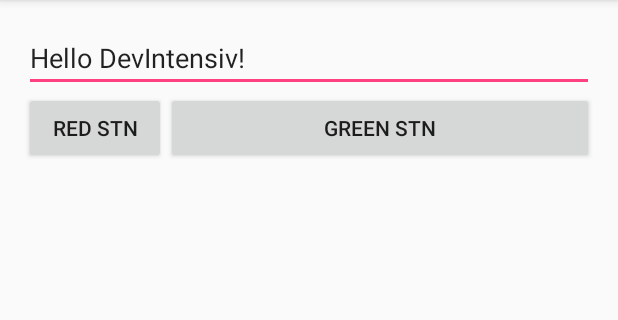
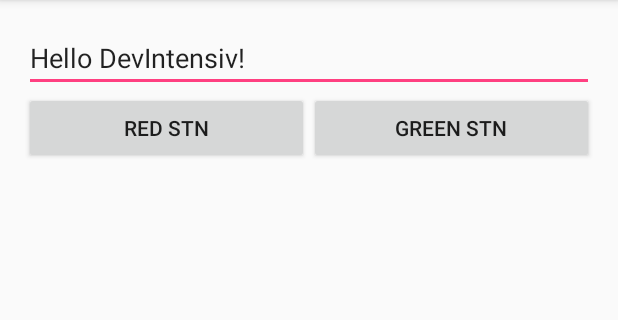
Before and after one commit to luminiks/DevIntensive, an Android app: the screen it shows after launch (MainActivity), on a phone screen of 412 x 824 dp, the part 84-404 px from its top. Run offline under Robolectric (Android 15) with nearby library versions, the phone set to English and light mode, and no system bars; 1 statement that could not run was skipped.

Commit message:
buttons with colors

```diff
--- a/app/src/main/java/com/softdesign/devintensive/ui/activities/MainActivity.java
+++ b/app/src/main/java/com/softdesign/devintensive/ui/activities/MainActivity.java
@@ -1,15 +1,23 @@
 package com.softdesign.devintensive.ui.activities;
 
+import android.graphics.Color;
 import android.support.v7.app.AppCompatActivity;
 import android.os.Bundle;
 import android.util.Log;
+import android.view.View;
+import android.widget.Button;
+import android.widget.EditText;
 
 import com.softdesign.devintensive.R;
 import com.softdesign.devintensive.utils.ConstantManager;
 
-public class MainActivity extends AppCompatActivity {
+public class MainActivity extends AppCompatActivity implements View.OnClickListener{
 
     private static final String TAG = ConstantManager.TAG_PREFIX + "Main Activity";
+
+    protected EditText mEditText;
+    protected Button mRedButton, mGreenButton;
+    protected String mColorMode;
 
     /**
      * Метод вызывыется при создании активити (после изменения конфигурации/возврата к тукущкй
@@ -30,6 +38,13 @@ public class MainActivity extends AppCompatActivity {
         super.onCreate(savedInstanceState);
         setContentView(R.layout.activity_main);
         Log.d(TAG, "onCreate");
+
+        mRedButton = (Button) findViewById(R.id.red_btn);
+        mGreenButton = (Button) findViewById(R.id.green_btn);
+        mEditText = (EditText) findViewById(R.id.textView);
+
+        mRedButton.setOnClickListener(this); // обработчик собития (нажатие)
+        mGreenButton.setOnClickListener(this);
 
         if (savedInstanceState == null){
             // активити запускатеся впевые
@@ -107,4 +122,17 @@ public class MainActivity extends AppCompatActivity {
         super.onRestart();
         Log.d(TAG, "onRestart");
     }
+
+    @Override
+    public void onClick(View v) {
+        switch (v.getId()){
+            case R.id.green_btn:
+                mEditText.setBackgroundColor(Color.GREEN);
+                break;
+            case R.id.red_btn:
+                mEditText.setBackgroundColor(Color.RED);
+                break;
+
+        }
+    }
 }
--- a/app/src/main/res/layout/activity_main.xml
+++ b/app/src/main/res/layout/activity_main.xml
@@ -14,16 +14,18 @@
         android:layout_width="match_parent"
         android:layout_height="wrap_content"
         android:orientation="vertical">
+
         <LinearLayout
             android:layout_width="match_parent"
             android:layout_height="wrap_content"
             android:orientation="horizontal">
-        <EditText
-            android:layout_width="match_parent"
-            android:layout_height="wrap_content"
-            android:text="Hello DevIntensiv!"
-            android:id = "@+id/textView" />
+            <EditText
+                android:id = "@+id/textView"
+                android:layout_width="match_parent"
+                android:layout_height="wrap_content"
+                android:text="Hello DevIntensiv!"/>
         </LinearLayout>
+
 
         <LinearLayout
             android:layout_width="match_parent"
@@ -36,15 +38,15 @@
                 android:layout_width="0dp"
                 android:layout_height="wrap_content"
                 android:text="Red Stn"
-                android:layout_weight="0.25"/>
-
+                android:layout_weight="0.5"/>
             <Button
                 android:id="@+id/green_btn"
                 android:layout_width="0dp"
                 android:layout_height="wrap_content"
                 android:text="Green Stn"
-                android:layout_weight="0.75"/>
+                android:layout_weight="0.5"/>
         </LinearLayout>
+
     </LinearLayout>
 
 
```
